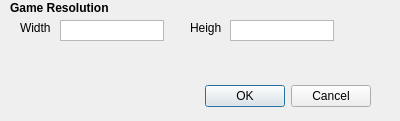
Qt form Editor/settingsdialog.ui (gnleece/Dogwood) before a commit.
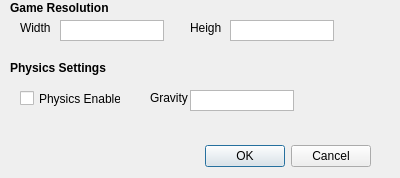
The same form after that commit.

Commit message: Add physics settings to editor settings dialog

```diff
--- a/Editor/settingsdialog.ui
+++ b/Editor/settingsdialog.ui
@@ -7,7 +7,7 @@
     <x>0</x>
     <y>0</y>
     <width>400</width>
-    <height>121</height>
+    <height>178</height>
    </rect>
   </property>
   <property name="windowTitle">
@@ -17,7 +17,7 @@
    <property name="geometry">
     <rect>
      <x>30</x>
-     <y>80</y>
+     <y>140</y>
      <width>341</width>
      <height>32</height>
     </rect>
@@ -106,6 +106,67 @@
     <enum>Qt::ScrollBarAlwaysOff</enum>
    </property>
   </widget>
+  <widget class="QLabel" name="GameResolutionLabel_2">
+   <property name="geometry">
+    <rect>
+     <x>10</x>
+     <y>60</y>
+     <width>101</width>
+     <height>16</height>
+    </rect>
+   </property>
+   <property name="font">
+    <font>
+     <weight>75</weight>
+     <bold>true</bold>
+    </font>
+   </property>
+   <property name="text">
+    <string>Physics Settings</string>
+   </property>
+  </widget>
+  <widget class="QCheckBox" name="physicsEnabled">
+   <property name="geometry">
+    <rect>
+     <x>20</x>
+     <y>90</y>
+     <width>101</width>
+     <height>17</height>
+    </rect>
+   </property>
+   <property name="text">
+    <string>Physics Enabled</string>
+   </property>
+  </widget>
+  <widget class="QPlainTextEdit" name="physicsGravity">
+   <property name="geometry">
+    <rect>
+     <x>190</x>
+     <y>90</y>
+     <width>104</width>
+     <height>21</height>
+    </rect>
+   </property>
+   <property name="verticalScrollBarPolicy">
+    <enum>Qt::ScrollBarAlwaysOff</enum>
+   </property>
+   <property name="horizontalScrollBarPolicy">
+    <enum>Qt::ScrollBarAlwaysOff</enum>
+   </property>
+  </widget>
+  <widget class="QLabel" name="WidthLabel_2">
+   <property name="geometry">
+    <rect>
+     <x>150</x>
+     <y>90</y>
+     <width>41</width>
+     <height>16</height>
+    </rect>
+   </property>
+   <property name="text">
+    <string>Gravity</string>
+   </property>
+  </widget>
  </widget>
  <resources/>
  <connections>
```
The commit also changes 3 other files.
